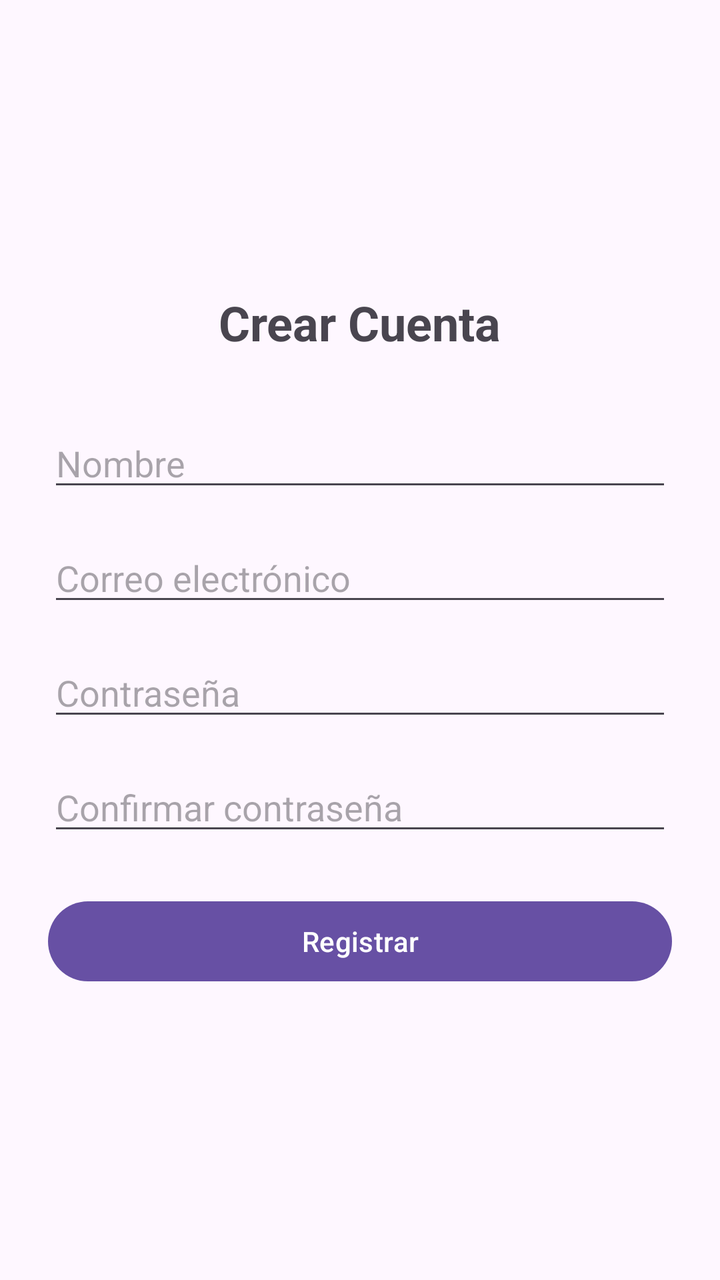
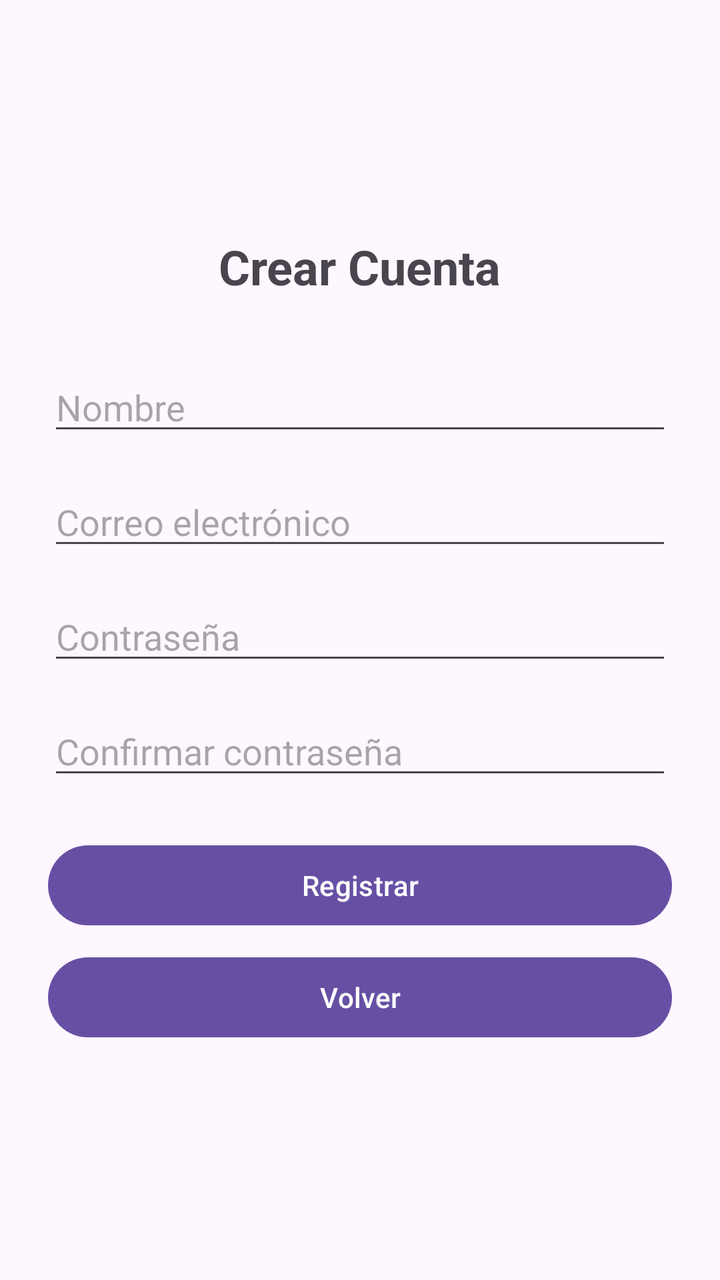

Two renders of the same Android screen: before a commit and after it. Below are the layout's source before the change and the commit's diff.
<!-- AndroidManifest.xml: application theme Theme.MyApplication123 -->
<!-- res/layout/activity_registro.xml -->
<?xml version="1.0" encoding="utf-8"?>
<ScrollView xmlns:android="http://schemas.android.com/apk/res/android"
    android:id="@+id/registroLayout"
    android:layout_width="match_parent"
    android:layout_height="match_parent"
    android:fillViewport="true">

    <LinearLayout
        android:layout_width="match_parent"
        android:layout_height="wrap_content"
        android:orientation="vertical"
        android:gravity="center"
        android:padding="24dp">

        <TextView
            android:layout_width="wrap_content"
            android:layout_height="wrap_content"
            android:text="Crear Cuenta"
            android:textSize="24sp"
            android:textStyle="bold"
            android:layout_marginBottom="32dp" />

        <EditText
            android:id="@+id/etNombre"
            android:layout_width="match_parent"
            android:layout_height="wrap_content"
            android:hint="Nombre"
            android:inputType="textPersonName"
            android:layout_marginBottom="16dp" />

        <EditText
            android:id="@+id/etEmail"
            android:layout_width="match_parent"
            android:layout_height="wrap_content"
            android:hint="Correo electrónico"
            android:inputType="textEmailAddress"
            android:layout_marginBottom="16dp" />

        <EditText
            android:id="@+id/etPassword"
            android:layout_width="match_parent"
            android:layout_height="wrap_content"
            android:hint="Contraseña"
            android:inputType="textPassword"
            android:layout_marginBottom="16dp" />

        <EditText
            android:id="@+id/etConfirmPassword"
            android:layout_width="match_parent"
            android:layout_height="wrap_content"
            android:hint="Confirmar contraseña"
            android:inputType="textPassword"
            android:layout_marginBottom="24dp" />

        <Button
            android:id="@+id/btnRegister"
            android:layout_width="match_parent"
            android:layout_height="wrap_content"
            android:text="Registrar" />

    </LinearLayout>
</ScrollView>
<!-- resources referenced by this layout -->
<resources>
  <style name="Theme.MyApplication123" parent="Base.Theme.MyApplication123" />
  <style name="Base.Theme.MyApplication123" parent="Theme.Material3.DayNight.NoActionBar">
          
          
      </style>
</resources>

<!-- the commit's change to res/layout/activity_registro.xml (unified diff, before → after) -->
@@ -58,5 +58,12 @@
             android:layout_height="wrap_content"
             android:text="Registrar" />
 
+        <Button
+            android:id="@+id/btnVolver"
+            android:layout_width="match_parent"
+            android:layout_height="wrap_content"
+            android:layout_marginTop="8dp"
+            android:text="Volver" />
+
     </LinearLayout>
 </ScrollView>
